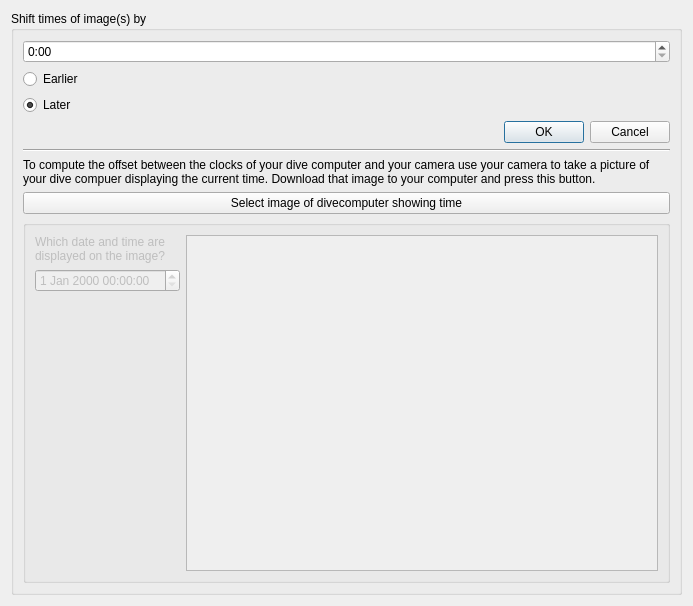
Above: qt-ui/shiftimagetimes.ui from subsurface/subsurface before the change. Below: the same form after it.
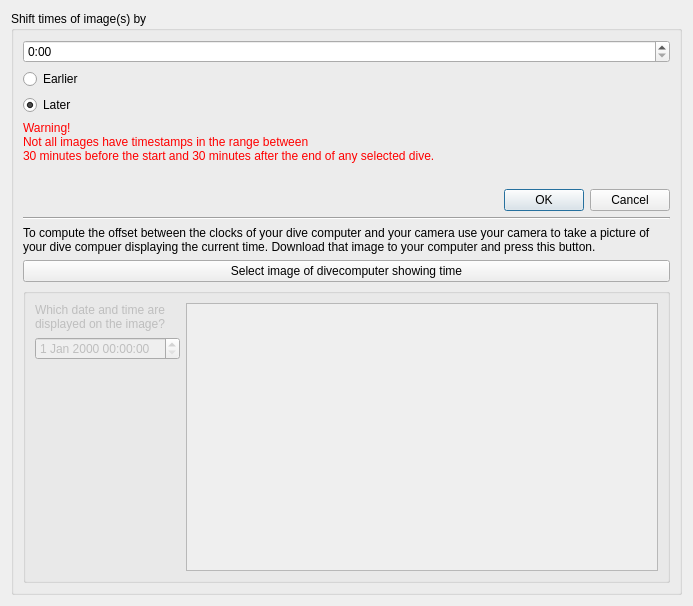
That is the form after the change. Icons and pictures are not drawn.

Commit message:
Added warning when not all images can be added.
Added label in the ShiftImageTimesDialog which appears when
not all of the selected images have timestamp in the checked range.

Made cancel button in this widget actually work.

What changed in the file:
```diff
--- a/qt-ui/shiftimagetimes.ui
+++ b/qt-ui/shiftimagetimes.ui
@@ -116,6 +116,31 @@
         </property>
        </widget>
       </item>
+      <item>
+       <widget class="QLabel" name="warningLabel">
+        <property name="enabled">
+         <bool>true</bool>
+        </property>
+        <property name="styleSheet">
+         <string notr="true">color: red;</string>
+        </property>
+        <property name="text">
+         <string>Warning!
+Not all images have timestamps in the range between
+30 minutes before the start and 30 minutes after the end of any selected dive.</string>
+        </property>
+       </widget>
+      </item>
+      <item>
+       <widget class="QLabel" name="invalidLabel">
+        <property name="styleSheet">
+         <string notr="true">color: red; </string>
+        </property>
+        <property name="text">
+         <string/>
+        </property>
+       </widget>
+      </item>
       <item>
        <widget class="QDialogButtonBox" name="buttonBox">
         <property name="orientation">
```
The commit also changes 3 other files.
